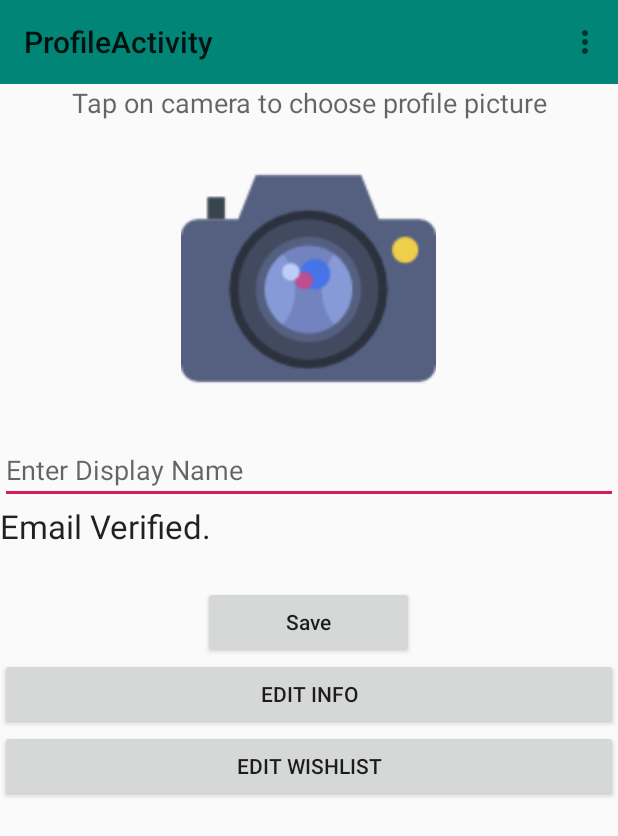
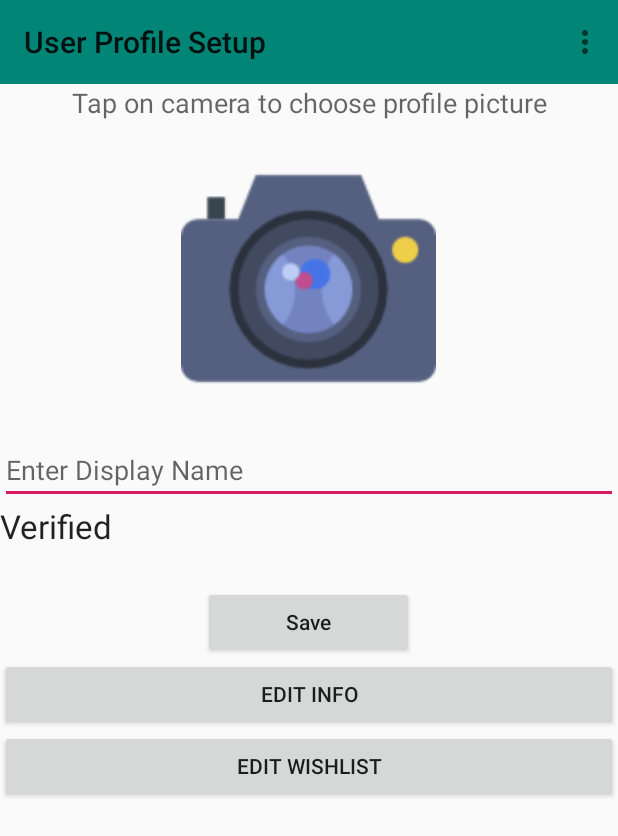
Before and after one commit to KevinBornemeier/GiftingApp, an Android app: the ProfileActivity screen opened directly, with no data from a screen before it, on a phone screen of 412 x 824 dp. Shown: the top 836 px of the screen. Run offline under Robolectric (Android 15) with nearby library versions, the phone set to English and light mode, and no system bars; our stand-ins replace Firebase (no records; nobody signed in at launch, a user with empty details on screens opened directly); pictures from the network do not load; Roboto replaces fonts that are not available here.

Commit message:
Took out "Email Verified" text, added lines in build.gradle to support multidex.

```diff
--- a/app/build.gradle
+++ b/app/build.gradle
@@ -9,6 +9,7 @@ android {
         versionCode 1
         versionName "1.0"
         testInstrumentationRunner "android.support.test.runner.AndroidJUnitRunner"
+        multiDexEnabled true
     }
     buildTypes {
         release {
@@ -25,6 +26,7 @@ dependencies {
     implementation 'com.google.firebase:firebase-storage:16.1.0'
     implementation 'com.android.support.constraint:constraint-layout:1.1.3'
     implementation 'com.google.firebase:firebase-firestore:17.1.0'
+    implementation 'com.android.support:multidex:1.0.3'
     testImplementation 'junit:junit:4.12'
     androidTestImplementation 'com.android.support.test:runner:1.0.2'
     androidTestImplementation 'com.android.support.test.espresso:espresso-core:3.0.2'
--- a/app/src/main/java/com/example/giftingapp/ProfileActivity.java
+++ b/app/src/main/java/com/example/giftingapp/ProfileActivity.java
@@ -130,7 +130,6 @@ public class ProfileActivity extends AppCompatActivity implements View.OnClickLi
             }
 
             if(user.isEmailVerified()) {
-                textView.setText("Email Verified.");
             } else {
                 textView.setText("Email Not Verified (Click to Verify)");
                 textView.setOnClickListener(new View.OnClickListener() {
--- a/app/src/main/res/values/strings.xml
+++ b/app/src/main/res/values/strings.xml
@@ -1,6 +1,7 @@
 <resources>
     <string name="app_name">GiftingApp</string>
     <string name="title_activity_sign_up">SignUpActivity</string>
-    <string name="title_activity_profile">ProfileActivity</string>
+    <string name="title_activity_profile">User Profile Setup</string>
+    <string name="check_remember">Remember Me</string>
     <string name="title_activity_dashboard">DashboardActivity</string>
 </resources>
```
